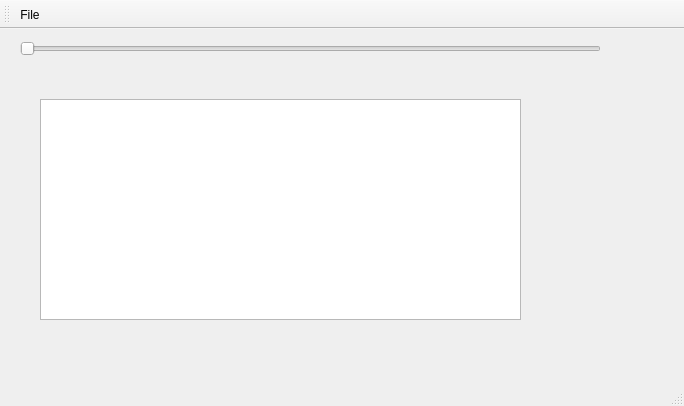
Old version of the form mainwindow.ui in the repository ipr/qAudiotest.
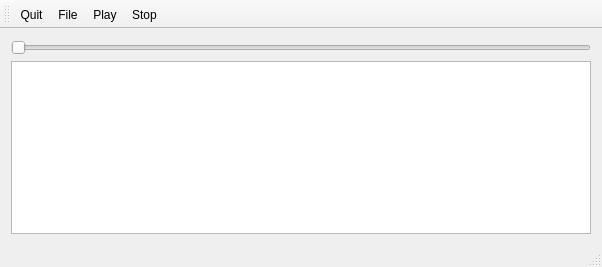
New version of the form.

What changed in the file:
```diff
--- a/mainwindow.ui
+++ b/mainwindow.ui
@@ -6,37 +6,30 @@
    <rect>
     <x>0</x>
     <y>0</y>
-    <width>684</width>
-    <height>406</height>
+    <width>602</width>
+    <height>267</height>
    </rect>
   </property>
   <property name="windowTitle">
    <string>MainWindow</string>
   </property>
   <widget class="QWidget" name="centralWidget">
-   <widget class="QSlider" name="horizontalSlider">
-    <property name="geometry">
-     <rect>
-      <x>20</x>
-      <y>10</y>
-      <width>581</width>
-      <height>19</height>
-     </rect>
-    </property>
-    <property name="orientation">
-     <enum>Qt::Horizontal</enum>
-    </property>
-   </widget>
-   <widget class="QListWidget" name="listWidget">
-    <property name="geometry">
-     <rect>
-      <x>40</x>
-      <y>70</y>
-      <width>481</width>
-      <height>221</height>
-     </rect>
-    </property>
-   </widget>
+   <layout class="QVBoxLayout" name="verticalLayout_2">
+    <item>
+     <layout class="QVBoxLayout" name="verticalLayout">
+      <item>
+       <widget class="QSlider" name="horizontalSlider">
+        <property name="orientation">
+         <enum>Qt::Horizontal</enum>
+        </property>
+       </widget>
+      </item>
+      <item>
+       <widget class="QListWidget" name="listWidget"/>
+      </item>
+     </layout>
+    </item>
+   </layout>
   </widget>
   <widget class="QToolBar" name="mainToolBar">
    <attribute name="toolBarArea">
@@ -45,7 +38,10 @@
    <attribute name="toolBarBreak">
     <bool>false</bool>
    </attribute>
+   <addaction name="actionQuit"/>
    <addaction name="actionFile"/>
+   <addaction name="actionPlay"/>
+   <addaction name="actionStop"/>
   </widget>
   <widget class="QStatusBar" name="statusBar"/>
   <action name="actionFile">
@@ -64,6 +60,22 @@
     <string>Esc</string>
    </property>
   </action>
+  <action name="actionPlay">
+   <property name="text">
+    <string>Play</string>
+   </property>
+   <property name="shortcut">
+    <string>P</string>
+   </property>
+  </action>
+  <action name="actionStop">
+   <property name="text">
+    <string>Stop</string>
+   </property>
+   <property name="shortcut">
+    <string>S</string>
+   </property>
+  </action>
  </widget>
  <layoutdefault spacing="6" margin="11"/>
  <resources/>
```
